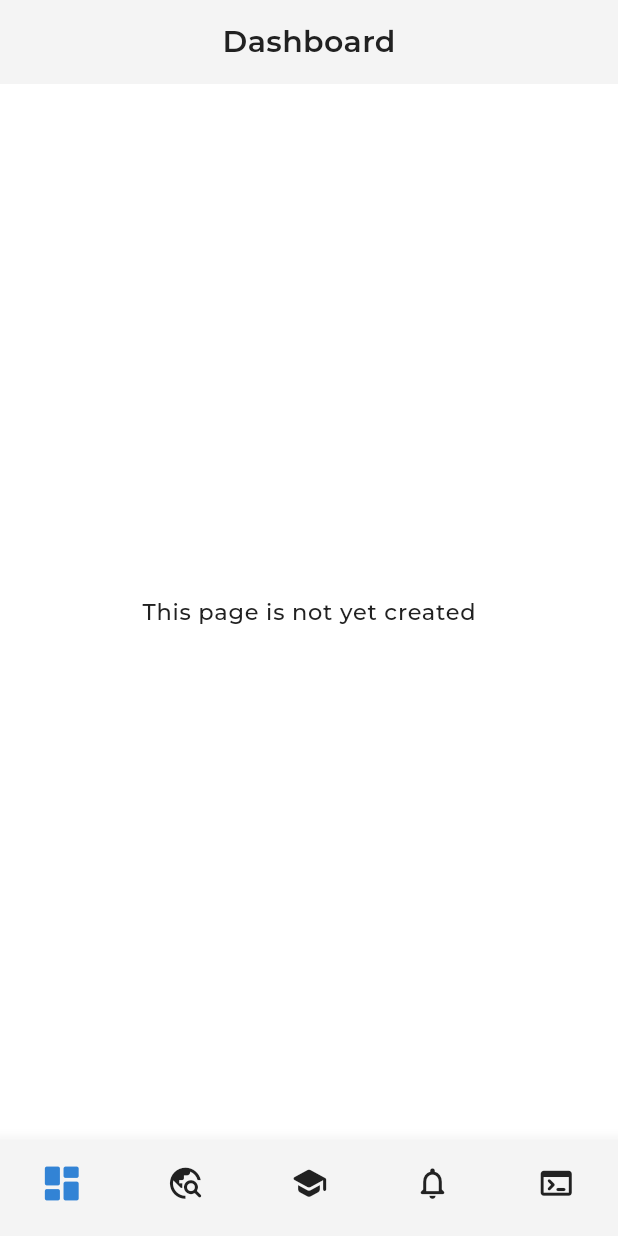
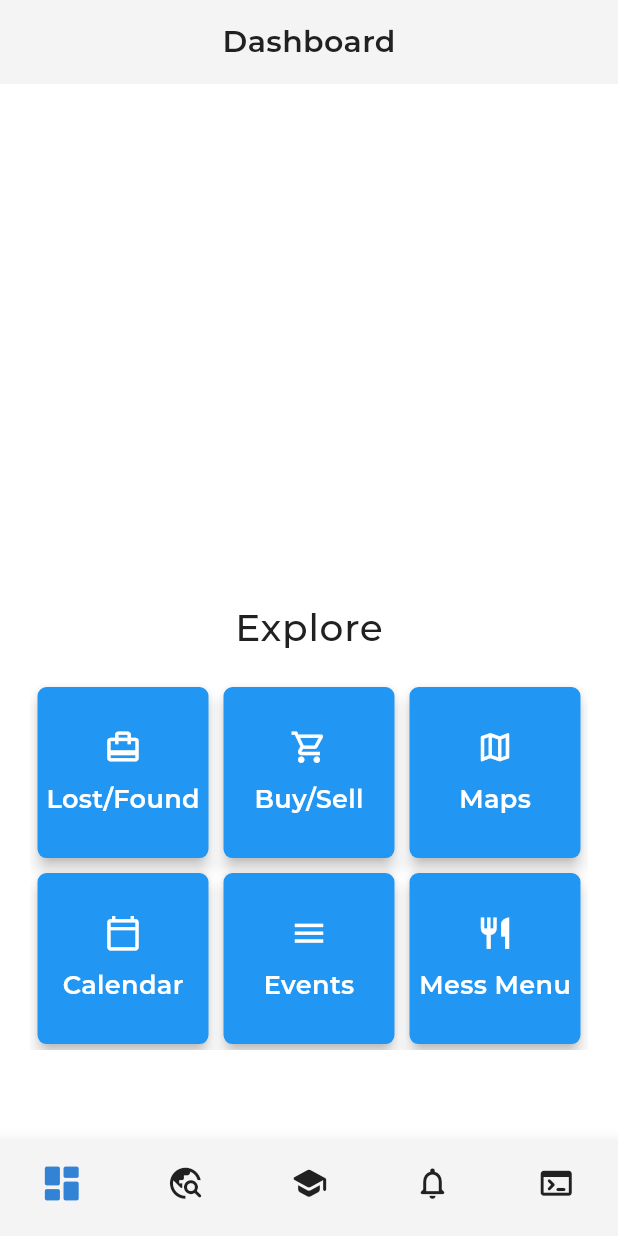
Before and after one commit to harshyadav028/InstituteApp, a Flutter app: the screen it shows after launch, after a tap on "Continue as a Guest", on a phone screen of 412 x 824 dp. Run offline on Flutter 3.47's test engine with Material 3 defaults, Android fonts, the phone set to English and light mode, and no system bars; our stand-ins replace bloc, equatable, flutter_bloc, flutter_dotenv, flutter_secure_storage, fluttertoast and 2 more; missing offline and left inert: mongo_dart, syncfusion_flutter_core, syncfusion_flutter_pdfviewer; accounts and stored records are empty.

Commit message:
dashboard buttons ui

```diff
--- a/lib/features/home/presentation/pages/dashboard.dart
+++ b/lib/features/home/presentation/pages/dashboard.dart
@@ -9,11 +9,78 @@ class Dashboard extends StatefulWidget {
 }
 
 class _DashboardState extends State<Dashboard> {
+  Widget _buildGridCard(String title, IconData icon) {
+    return SizedBox(
+      child:InkWell(
+        onTap: (){
+        },
+        child: Padding(
+          padding: const EdgeInsets.all(1.0),
+          child: Card(
+            shape: RoundedRectangleBorder(
+              borderRadius: BorderRadius.circular(6),
+            ),
+            color: Colors.blue,
+            elevation: 4,
+            child:  Center(
+                child: Column(
+                  mainAxisSize: MainAxisSize.min,
+                  children: [
+                    Icon(icon, size: 25, color: Colors.white),
+                    const SizedBox(height: 10),
+                    Text(
+                      title,
+                      style: const TextStyle(color: Colors.white,fontSize: 17, fontWeight: FontWeight.w600), ),],),),),
+        ),
+      ),
+    );}
   @override
   Widget build(BuildContext context) {
-    return Center(
-      child: Text("This page is not yet created",
-          style: Theme.of(context).textTheme.labelSmall),
+    return Scaffold(
+      body:
+
+              Stack(
+                alignment: Alignment.center,
+              children: [
+                 Positioned(
+                  top: MediaQuery.of(context).size.height * .40,
+                   child: Column(
+                    mainAxisSize: MainAxisSize.min,
+                          children: [
+                            Text(
+                              "Explore",
+                              style: Theme.of(context)
+                                          .textTheme
+                                          .labelSmall!
+                                          .copyWith(fontSize: 25),
+                            ),
+                    SizedBox(
+                      height:  MediaQuery.of(context).size.height * .02,
+                    )   ,
+                    SizedBox(
+                    width: MediaQuery.of(context).size.width-40,
+                    height: MediaQuery.of(context).size.height * .30,
+                      child: GridView.count(
+                          crossAxisCount: 3,
+                           physics: NeverScrollableScrollPhysics(),
+                          children: [
+                            _buildGridCard('Lost/Found', Icons.card_travel),
+                            _buildGridCard('Buy/Sell', Icons.shopping_cart_outlined),
+                            _buildGridCard('Maps', Icons.map_outlined),
+                            _buildGridCard('Calendar', Icons.calendar_today_outlined),
+                            _buildGridCard('Events', Icons.menu),
+                            _buildGridCard('Mess Menu', Icons.restaurant),],),
+
+                                   ),
+
+                                 ],
+                                 ),
+                 ),
+
+              ],
+              ),
+
+
     );
   }
 }
```
